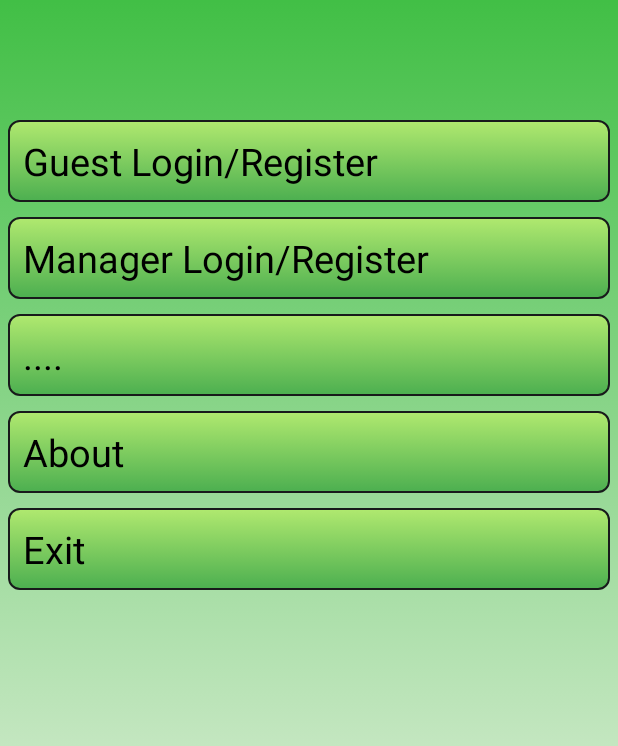
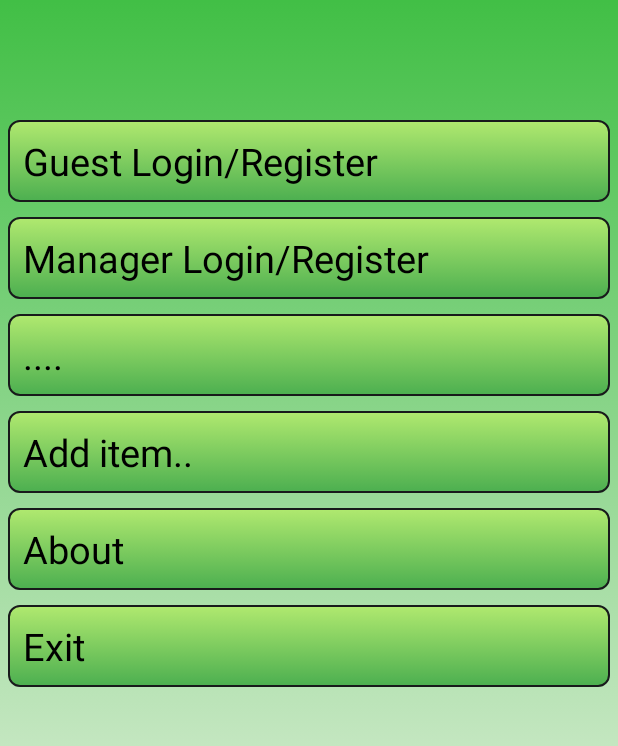
Before and after one commit to cyoni/SmartCart, an Android app: the menu screen opened directly, with no data from a screen before it, on a phone screen of 412 x 824 dp, the part 253-999 px from its top. Run offline under Robolectric (Android 15) with nearby library versions, the phone set to English and light mode, and no system bars; our stand-ins replace Firebase (no records; nobody signed in at launch, a user with empty details on screens opened directly).

Commit message:
Updated menu files -> add items for manager

```diff
--- a/app/src/main/res/layout/activity_menu.xml
+++ b/app/src/main/res/layout/activity_menu.xml
@@ -69,6 +69,18 @@
         tools:layout_editor_absoluteY="70dp" />
 
     <Button
+        android:id="@+id/button12"
+        android:layout_width="match_parent"
+        android:layout_height="wrap_content"
+        android:layout_marginBottom="10dp"
+        android:onClick="addItem"
+        android:text="Add item.."
+        android:textAlignment="textStart"
+        app:layout_constraintEnd_toEndOf="parent"
+        app:layout_constraintStart_toStartOf="parent"
+        tools:layout_editor_absoluteY="70dp" />
+
+    <Button
         android:id="@+id/button5"
         android:layout_width="match_parent"
         android:layout_height="wrap_content"
```
Also changed, not shown: app/src/main/java/com/example/smartcart/menu.java (+12 -24 lines).
